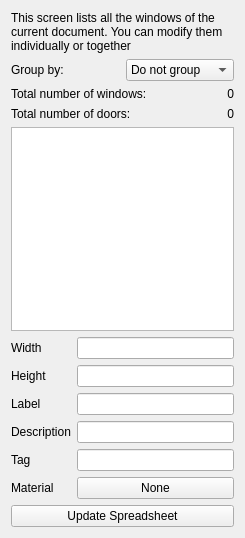
First picture: the form in dialogWindows.ui, repository yorikvanhavre/BIM_Workbench, before the edit.
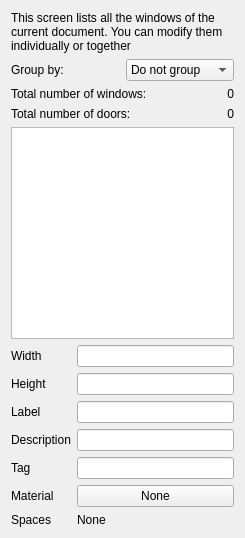
Second picture: the form after the edit. Icons and pictures are not drawn. Custom widgets are drawn as their Qt base class.

Diff of the .ui file:
```diff
--- a/dialogWindows.ui
+++ b/dialogWindows.ui
@@ -227,15 +227,25 @@
        </property>
       </widget>
      </item>
+     <item row="6" column="0">
+      <widget class="QLabel" name="label_11">
+       <property name="text">
+        <string>Spaces</string>
+       </property>
+      </widget>
+     </item>
+     <item row="6" column="1">
+      <widget class="QLabel" name="labelSpaces">
+       <property name="text">
+        <string>None</string>
+       </property>
+       <property name="wordWrap">
+        <bool>true</bool>
+       </property>
+      </widget>
+     </item>
     </layout>
    </item>
-   <item>
-    <widget class="QPushButton" name="pushButton">
-     <property name="text">
-      <string>Update Spreadsheet</string>
-     </property>
-    </widget>
-   </item>
   </layout>
  </widget>
  <customwidgets>
```
